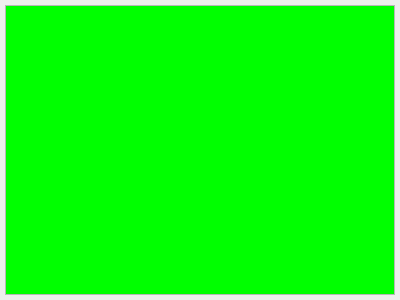
Qt form Scope/mainwindow.ui (ifdog/Scope) before a commit.
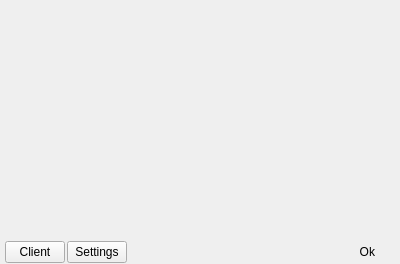
The same form after that commit.

Patch:
```diff
--- a/Scope/mainwindow.ui
+++ b/Scope/mainwindow.ui
@@ -7,7 +7,7 @@
     <x>0</x>
     <y>0</y>
     <width>400</width>
-    <height>300</height>
+    <height>264</height>
    </rect>
   </property>
   <property name="windowTitle">
@@ -25,48 +25,103 @@
      <number>5</number>
     </property>
     <property name="bottomMargin">
-     <number>5</number>
+     <number>1</number>
+    </property>
+    <property name="spacing">
+     <number>0</number>
     </property>
     <item row="0" column="0">
-     <widget class="QTextBrowser" name="textBrowser">
-      <property name="palette">
-       <palette>
-        <active>
-         <colorrole role="Base">
-          <brush brushstyle="SolidPattern">
-           <color alpha="255">
-            <red>0</red>
-            <green>255</green>
-            <blue>0</blue>
-           </color>
-          </brush>
-         </colorrole>
-        </active>
-        <inactive>
-         <colorrole role="Base">
-          <brush brushstyle="SolidPattern">
-           <color alpha="255">
-            <red>0</red>
-            <green>255</green>
-            <blue>0</blue>
-           </color>
-          </brush>
-         </colorrole>
-        </inactive>
-        <disabled>
-         <colorrole role="Base">
-          <brush brushstyle="SolidPattern">
-           <color alpha="255">
-            <red>240</red>
-            <green>240</green>
-            <blue>240</blue>
-           </color>
-          </brush>
-         </colorrole>
-        </disabled>
-       </palette>
+     <layout class="QVBoxLayout" name="verticalLayout">
+      <property name="spacing">
+       <number>2</number>
       </property>
-     </widget>
+      <item>
+       <widget class="QLabel" name="lb_content">
+        <property name="sizePolicy">
+         <sizepolicy hsizetype="Expanding" vsizetype="Expanding">
+          <horstretch>0</horstretch>
+          <verstretch>0</verstretch>
+         </sizepolicy>
+        </property>
+        <property name="text">
+         <string/>
+        </property>
+       </widget>
+      </item>
+      <item>
+       <layout class="QHBoxLayout" name="horizontalLayout">
+        <property name="spacing">
+         <number>2</number>
+        </property>
+        <item>
+         <widget class="QPushButton" name="pb_cs">
+          <property name="sizePolicy">
+           <sizepolicy hsizetype="Minimum" vsizetype="Minimum">
+            <horstretch>0</horstretch>
+            <verstretch>0</verstretch>
+           </sizepolicy>
+          </property>
+          <property name="maximumSize">
+           <size>
+            <width>60</width>
+            <height>25</height>
+           </size>
+          </property>
+          <property name="text">
+           <string>Client</string>
+          </property>
+         </widget>
+        </item>
+        <item>
+         <widget class="QPushButton" name="pb_settings">
+          <property name="sizePolicy">
+           <sizepolicy hsizetype="Fixed" vsizetype="Minimum">
+            <horstretch>0</horstretch>
+            <verstretch>0</verstretch>
+           </sizepolicy>
+          </property>
+          <property name="maximumSize">
+           <size>
+            <width>60</width>
+            <height>25</height>
+           </size>
+          </property>
+          <property name="text">
+           <string>Settings</string>
+          </property>
+         </widget>
+        </item>
+        <item>
+         <widget class="QLabel" name="lb_status">
+          <property name="sizePolicy">
+           <sizepolicy hsizetype="Preferred" vsizetype="Minimum">
+            <horstretch>0</horstretch>
+            <verstretch>0</verstretch>
+           </sizepolicy>
+          </property>
+          <property name="maximumSize">
+           <size>
+            <width>5000</width>
+            <height>25</height>
+           </size>
+          </property>
+          <property name="text">
+           <string>Ok</string>
+          </property>
+          <property name="alignment">
+           <set>Qt::AlignRight|Qt::AlignTrailing|Qt::AlignVCenter</set>
+          </property>
+          <property name="margin">
+           <number>0</number>
+          </property>
+          <property name="indent">
+           <number>20</number>
+          </property>
+         </widget>
+        </item>
+       </layout>
+      </item>
+     </layout>
     </item>
    </layout>
   </widget>
```
Left out of the diff: 2 changed lines with no effect on the pictures.
